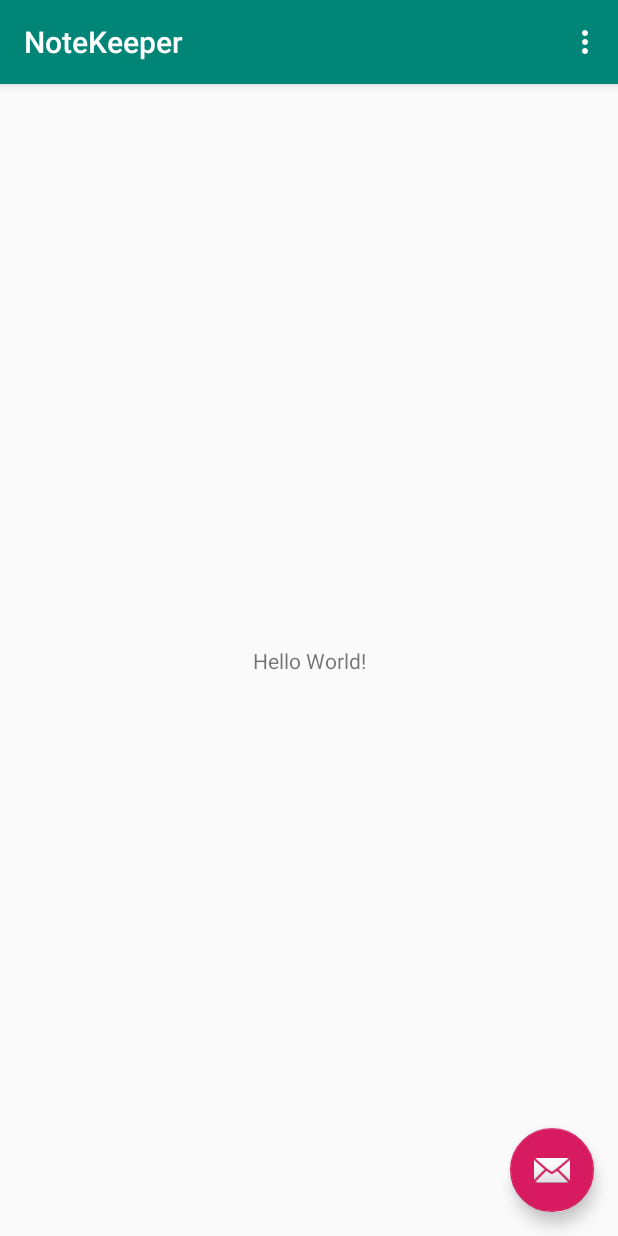
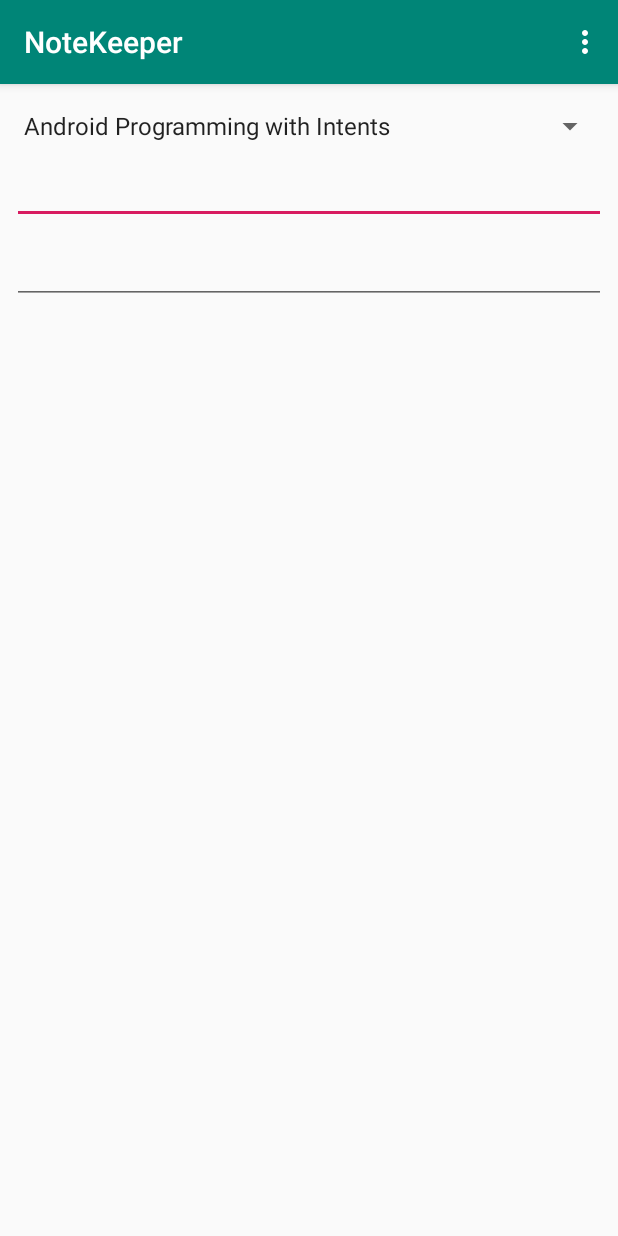
Before and after one commit to ArturKardas/NoteApp, an Android app: the screen it shows after launch (NoteActivity), on a phone screen of 412 x 824 dp. Run offline under Robolectric (Android 15) with nearby library versions, the phone set to English and light mode, and no system bars.

Commit message:
After 3 modules

```diff
--- /dev/null
+++ b/app/src/main/java/com/example/notekeeper/CourseInfo.java
@@ -0,0 +1,108 @@
+package com.example.notekeeper;
+
+import android.database.Cursor;
+import android.os.Parcel;
+import android.os.Parcelable;
+
+import java.util.ArrayList;
+import java.util.List;
+
+public final class CourseInfo implements Parcelable {
+    private final String mCourseId;
+    private final String mTitle;
+    private final List<ModuleInfo> mModules;
+
+    public CourseInfo(String courseId, String title, List<ModuleInfo> modules) {
+        mCourseId = courseId;
+        mTitle = title;
+        mModules = modules;
+    }
+
+    private CourseInfo(Parcel source) {
+        mCourseId = source.readString();
+        mTitle = source.readString();
+        mModules = new ArrayList<>();
+        source.readTypedList(mModules, ModuleInfo.CREATOR);
+    }
+
+    public String getCourseId() {
+        return mCourseId;
+    }
+
+    public String getTitle() {
+        return mTitle;
+    }
+
+    public List<ModuleInfo> getModules() {
+        return mModules;
+    }
+
+    public boolean[] getModulesCompletionStatus() {
+        boolean[] status = new boolean[mModules.size()];
+
+        for(int i=0; i < mModules.size(); i++)
+            status[i] = mModules.get(i).isComplete();
+
+        return status;
+    }
+
+    public void setModulesCompletionStatus(boolean[] status) {
+        for(int i=0; i < mModules.size(); i++)
+            mModules.get(i).setComplete(status[i]);
+    }
+
+    public ModuleInfo getModule(String moduleId) {
+        for(ModuleInfo moduleInfo: mModules) {
+            if(moduleId.equals(moduleInfo.getModuleId()))
+                return moduleInfo;
+        }
+        return null;
+    }
+
+    @Override
+    public String toString() {
+        return mTitle;
+    }
+
+    @Override
+    public boolean equals(Object o) {
+        if (this == o) return true;
+        if (o == null || getClass() != o.getClass()) return false;
+
+        CourseInfo that = (CourseInfo) o;
+
+        return mCourseId.equals(that.mCourseId);
+
+    }
+
+    @Override
+    public int hashCode() {
+        return mCourseId.hashCode();
+    }
+    @Override
+    public int describeContents() {
+        return 0;
+    }
+
+    @Override
+    public void writeToParcel(Parcel dest, int flags) {
+        dest.writeString(mCourseId);
+        dest.writeString(mTitle);
+        dest.writeTypedList(mModules);
+    }
+
+    public static final Parcelable.Creator<CourseInfo> CREATOR =
+            new Parcelable.Creator<CourseInfo>() {
+
+                @Override
+                public CourseInfo createFromParcel(Parcel source) {
+                    return new CourseInfo(source);
+                }
+
+                @Override
+                public CourseInfo[] newArray(int size) {
+                    return new CourseInfo[size];
+                }
+            };
+
+}
--- /dev/null
+++ b/app/src/main/java/com/example/notekeeper/DataManager.java
@@ -0,0 +1,194 @@
+package com.example.notekeeper;
+
+import java.util.ArrayList;
+import java.util.List;
+
+public class DataManager {
+    private static DataManager ourInstance = null;
+
+    private List<CourseInfo> mCourses = new ArrayList<>();
+    private List<NoteInfo> mNotes = new ArrayList<>();
+
+    public static DataManager getInstance() {
+        if(ourInstance == null) {
+            ourInstance = new DataManager();
+            ourInstance.initializeCourses();
+            ourInstance.initializeExampleNotes();
+        }
+        return ourInstance;
+    }
+
+    public String getCurrentUserName() {
+        return "Jim Wilson";
+    }
+
+    public String getCurrentUserEmail() {
+        return "jimw@jwhh.com";
+    }
+
+    public List<NoteInfo> getNotes() {
+        return mNotes;
+    }
+
+    public int createNewNote() {
+        NoteInfo note = new NoteInfo(null, null, null);
+        mNotes.add(note);
+        return mNotes.size() - 1;
+    }
+
+    public int findNote(NoteInfo note) {
+        for(int index = 0; index < mNotes.size(); index++) {
+            if(note.equals(mNotes.get(index)))
+                return index;
+        }
+
+        return -1;
+    }
+
+    public void removeNote(int index) {
+        mNotes.remove(index);
+    }
+
+    public List<CourseInfo> getCourses() {
+        return mCourses;
+    }
+
+    public CourseInfo getCourse(String id) {
+        for (CourseInfo course : mCourses) {
+            if (id.equals(course.getCourseId()))
+                return course;
+        }
+        return null;
+    }
+
+    public List<NoteInfo> getNotes(CourseInfo course) {
+        ArrayList<NoteInfo> notes = new ArrayList<>();
+        for(NoteInfo note:mNotes) {
+            if(course.equals(note.getCourse()))
+                notes.add(note);
+        }
+        return notes;
+    }
+
+    public int getNoteCount(CourseInfo course) {
+        int count = 0;
+        for(NoteInfo note:mNotes) {
+            if(course.equals(note.getCourse()))
+                count++;
+        }
+        return count;
+    }
+
+    private DataManager() {
+    }
+
+    //region Initialization code
+
+    private void initializeCourses() {
+        mCourses.add(initializeCourse1());
+        mCourses.add(initializeCourse2());
+        mCourses.add(initializeCourse3());
+        mCourses.add(initializeCourse4());
+    }
+
+    public void initializeExampleNotes() {
+        final DataManager dm = getInstance();
+
+        CourseInfo course = dm.getCourse("android_intents");
+        course.getModule("android_intents_m01").setComplete(true);
+        course.getModule("android_intents_m02").setComplete(true);
+        course.getModule("android_intents_m03").setComplete(true);
+        mNotes.add(new NoteInfo(course, "Dynamic intent resolution",
+                "Wow, intents allow components to be resolved at runtime"));
+        mNotes.add(new NoteInfo(course, "Delegating intents",
+                "PendingIntents are powerful; they delegate much more than just a component invocation"));
+
+        course = dm.getCourse("android_async");
+        course.getModule("android_async_m01").setComplete(true);
+        course.getModule("android_async_m02").setComplete(true);
+        mNotes.add(new NoteInfo(course, "Service default threads",
+                "Did you know that by default an Android Service will tie up the UI thread?"));
+        mNotes.add(new NoteInfo(course, "Long running operations",
+                "Foreground Services can be tied to a notification icon"));
+
+        course = dm.getCourse("java_lang");
+        course.getModule("java_lang_m01").setComplete(true);
+        course.getModule("java_lang_m02").setComplete(true);
+        course.getModule("java_lang_m03").setComplete(true);
+        course.getModule("java_lang_m04").setComplete(true);
+        course.getModule("java_lang_m05").setComplete(true);
+        course.getModule("java_lang_m06").setComplete(true);
+        course.getModule("java_lang_m07").setComplete(true);
+        mNotes.add(new NoteInfo(course, "Parameters",
+                "Leverage variable-length parameter lists"));
+        mNotes.add(new NoteInfo(course, "Anonymous classes",
+                "Anonymous classes simplify implementing one-use types"));
+
+        course = dm.getCourse("java_core");
+        course.getModule("java_core_m01").setComplete(true);
+        course.getModule("java_core_m02").setComplete(true);
+        course.getModule("java_core_m03").setComplete(true);
+        mNotes.add(new NoteInfo(course, "Compiler options",
+                "The -jar option isn't compatible with with the -cp option"));
+        mNotes.add(new NoteInfo(course, "Serialization",
+                "Remember to include SerialVersionUID to assure version compatibility"));
+    }
+
+    private CourseInfo initializeCourse1() {
+        List<ModuleInfo> modules = new ArrayList<>();
+        modules.add(new ModuleInfo("android_intents_m01", "Android Late Binding and Intents"));
+        modules.add(new ModuleInfo("android_intents_m02", "Component activation with intents"));
+        modules.add(new ModuleInfo("android_intents_m03", "Delegation and Callbacks through PendingIntents"));
+        modules.add(new ModuleInfo("android_intents_m04", "IntentFilter data tests"));
+        modules.add(new ModuleInfo("android_intents_m05", "Working with Platform Features Through Intents"));
+
+        return new CourseInfo("android_intents", "Android Programming with Intents", modules);
+    }
+
+    private CourseInfo initializeCourse2() {
+        List<ModuleInfo> modules = new ArrayList<>();
+        modules.add(new ModuleInfo("android_async_m01", "Challenges to a responsive user experience"));
+        modules.add(new ModuleInfo("android_async_m02", "Implementing long-running operations as a service"));
+        modules.add(new ModuleInfo("android_async_m03", "Service lifecycle management"));
+        modules.add(new ModuleInfo("android_async_m04", "Interacting with services"));
+
+        return new CourseInfo("android_async", "Android Async Programming and Services", modules);
+    }
+
+    private CourseInfo initializeCourse3() {
+        List<ModuleInfo> modules = new ArrayList<>();
+        modules.add(new ModuleInfo("java_lang_m01", "Introduction and Setting up Your Environment"));
+        modules.add(new ModuleInfo("java_lang_m02", "Creating a Simple App"));
+        modules.add(new ModuleInfo("java_lang_m03", "Variables, Data Types, and Math Operators"));
+        modules.add(new ModuleInfo("java_lang_m04", "Conditional Logic, Looping, and Arrays"));
+        modules.add(new ModuleInfo("java_lang_m05", "Representing Complex Types with Classes"));
+        modules.add(new ModuleInfo("java_lang_m06", "Class Initializers and Constructors"));
+        modules.add(new ModuleInfo("java_lang_m07", "A Closer Look at Parameters"));
+        modules.add(new ModuleInfo("java_lang_m08", "Class Inheritance"));
+        modules.add(new ModuleInfo("java_lang_m09", "More About Data Types"));
+        modules.add(new ModuleInfo("java_lang_m10", "Exceptions and Error Handling"));
+        modules.add(new ModuleInfo("java_lang_m11", "Working with Packages"));
+        modules.add(new ModuleInfo("java_lang_m12", "Creating Abstract Relationships with Interfaces"));
+        modules.add(new ModuleInfo("java_lang_m13", "Static Members, Nested Types, and Anonymous Classes"));
+
+        return new CourseInfo("java_lang", "Java Fundamentals: The Java Language", modules);
+    }
+
+    private CourseInfo initializeCourse4() {
+        List<ModuleInfo> modules = new ArrayList<>();
+        modules.add(new ModuleInfo("java_core_m01", "Introduction"));
+        modules.add(new ModuleInfo("java_core_m02", "Input and Output with Streams and Files"));
+        modules.add(new ModuleInfo("java_core_m03", "String Formatting and Regular Expressions"));
+        modules.add(new ModuleInfo("java_core_m04", "Working with Collections"));
+        modules.add(new ModuleInfo("java_core_m05", "Controlling App Execution and Environment"));
+        modules.add(new ModuleInfo("java_core_m06", "Capturing Application Activity with the Java Log System"));
+        modules.add(new ModuleInfo("java_core_m07", "Multithreading and Concurrency"));
+        modules.add(new ModuleInfo("java_core_m08", "Runtime Type Information and Reflection"));
+        modules.add(new ModuleInfo("java_core_m09", "Adding Type Metadata with Annotations"));
+        modules.add(new ModuleInfo("java_core_m10", "Persisting Objects with Serialization"));
+
+        return new CourseInfo("java_core", "Java Fundamentals: The Core Platform", modules);
+    }
+    //endregion
+
+}
--- /dev/null
+++ b/app/src/main/java/com/example/notekeeper/ModuleInfo.java
@@ -0,0 +1,89 @@
+package com.example.notekeeper;
+
+import android.os.Parcel;
+import android.os.Parcelable;
+
+public final class ModuleInfo implements Parcelable {
+    private final String mModuleId;
+    private final String mTitle;
+    private boolean mIsComplete = false;
+
+    public ModuleInfo(String moduleId, String title) {
+        this(moduleId, title, false);
+    }
+
+    public ModuleInfo(String moduleId, String title, boolean isComplete) {
+        mModuleId = moduleId;
+        mTitle = title;
+        mIsComplete = isComplete;
+    }
+
+    private ModuleInfo(Parcel source) {
+        mModuleId = source.readString();
+        mTitle = source.readString();
+        mIsComplete = source.readByte() == 1;
+    }
+
+    public String getModuleId() {
+        return mModuleId;
+    }
+
+    public String getTitle() {
+        return mTitle;
+    }
+
+    public boolean isComplete() {
+        return mIsComplete;
+    }
+
+    public void setComplete(boolean complete) {
+        mIsComplete = complete;
+    }
+
+    @Override
+    public String toString() {
+        return mTitle;
+    }
+
+    @Override
+    public boolean equals(Object o) {
+        if (this == o) return true;
+        if (o == null || getClass() != o.getClass()) return false;
+
+        ModuleInfo that = (ModuleInfo) o;
+
+        return mModuleId.equals(that.mModuleId);
+    }
+
+    @Override
+    public int hashCode() {
+        return mModuleId.hashCode();
+    }
+
+    @Override
+    public int describeContents() {
+        return 0;
+    }
+
+    @Override
+    public void writeToParcel(Parcel dest, int flags) {
+        dest.writeString(mModuleId);
+        dest.writeString(mTitle);
+        dest.writeByte((byte)(mIsComplete ? 1 : 0));
+    }
+
+    public static final Parcelable.Creator<ModuleInfo> CREATOR =
+            new Parcelable.Creator<ModuleInfo>() {
+
+                @Override
+                public ModuleInfo createFromParcel(Parcel source) {
+                    return new ModuleInfo(source);
+                }
+
+                @Override
+                public ModuleInfo[] newArray(int size) {
+                    return new ModuleInfo[size];
+                }
+            };
+
+}
--- a/app/src/main/java/com/example/notekeeper/NoteActivity.java
+++ b/app/src/main/java/com/example/notekeeper/NoteActivity.java
@@ -11,6 +11,10 @@ import androidx.appcompat.widget.Toolbar;
 import android.view.View;
 import android.view.Menu;
 import android.view.MenuItem;
+import android.widget.ArrayAdapter;
+import android.widget.Spinner;
+
+import java.util.List;
 
 public class NoteActivity extends AppCompatActivity {
 
@@ -21,14 +25,15 @@ public class NoteActivity extends AppCompatActivity {
         Toolbar toolbar = findViewById(R.id.toolbar);
         setSupportActionBar(toolbar);
 
-        FloatingActionButton fab = findViewById(R.id.fab);
-        fab.setOnClickListener(new View.OnClickListener() {
-            @Override
-            public void onClick(View view) {
-                Snackbar.make(view, "Replace with your own action", Snackbar.LENGTH_LONG)
-                        .setAction("Action", null).show();
-            }
-        });
+        Spinner spinnerCourses = findViewById(R.id.spinner_courses);
+
+        List<CourseInfo> courses = DataManager.getInstance().getCourses();
+        ArrayAdapter<CourseInfo> adapterCourses =
+                new ArrayAdapter<>(this, android.R.layout.simple_spinner_item, courses);
+
+        adapterCourses.setDropDownViewResource(android.R.layout.simple_spinner_dropdown_item);
+        spinnerCourses.setAdapter(adapterCourses);
+
     }
 
     @Override
--- /dev/null
+++ b/app/src/main/java/com/example/notekeeper/NoteInfo.java
@@ -0,0 +1,65 @@
+package com.example.notekeeper;
+
+import android.os.Parcel;
+import android.os.Parcelable;
+
+public final class NoteInfo {
+    private CourseInfo mCourse;
+    private String mTitle;
+    private String mText;
+
+    public NoteInfo(CourseInfo course, String title, String text) {
+        mCourse = course;
+        mTitle = title;
+        mText = text;
+    }
+
+    public CourseInfo getCourse() {
+        return mCourse;
+    }
+
+    public void setCourse(CourseInfo course) {
+        mCourse = course;
+    }
+
+    public String getTitle() {
+        return mTitle;
+    }
+
+    public void setTitle(String title) {
+        mTitle = title;
+    }
+
+    public String getText() {
+        return mText;
+    }
+
+    public void setText(String text) {
+        mText = text;
+    }
+
+    private String getCompareKey() {
+        return mCourse.getCourseId() + "|" + mTitle + "|" + mText;
+    }
+
+    @Override
+    public boolean equals(Object o) {
+        if (this == o) return true;
+        if (o == null || getClass() != o.getClass()) return false;
+
+        NoteInfo that = (NoteInfo) o;
+
+        return getCompareKey().equals(that.getCompareKey());
+    }
+
+    @Override
+    public int hashCode() {
+        return getCompareKey().hashCode();
+    }
+
+    @Override
+    public String toString() {
+        return getCompareKey();
+    }
+
+}
--- a/app/src/main/res/layout/activity_note.xml
+++ b/app/src/main/res/layout/activity_note.xml
@@ -22,12 +22,4 @@
 
     <include layout="@layout/content_note" />
 
-    <com.google.android.material.floatingactionbutton.FloatingActionButton
-        android:id="@+id/fab"
-        android:layout_width="wrap_content"
-        android:layout_height="wrap_content"
-        android:layout_gravity="bottom|end"
-        android:layout_margin="@dimen/fab_margin"
-        app:srcCompat="@android:drawable/ic_dialog_email" />
-
 </androidx.coordinatorlayout.widget.CoordinatorLayout>
--- a/app/src/main/res/layout/content_note.xml
+++ b/app/src/main/res/layout/content_note.xml
@@ -8,13 +8,38 @@
     tools:context=".NoteActivity"
     tools:showIn="@layout/activity_note">
 
-    <TextView
-        android:layout_width="wrap_content"
+    <Spinner
+        android:id="@+id/spinner_courses"
+        android:layout_width="0dp"
         android:layout_height="wrap_content"
-        android:text="Hello World!"
-        app:layout_constraintBottom_toBottomOf="parent"
-        app:layout_constraintLeft_toLeftOf="parent"
-        app:layout_constraintRight_toRightOf="parent"
+        android:layout_marginStart="8dp"
+        android:layout_marginTop="16dp"
+        android:layout_marginEnd="8dp"
+        app:layout_constraintEnd_toEndOf="parent"
+        app:layout_constraintStart_toStartOf="parent"
         app:layout_constraintTop_toTopOf="parent" />
 
+    <EditText
+        android:id="@+id/text_note_title"
+        android:layout_width="0dp"
+        android:layout_height="wrap_content"
+        android:layout_marginTop="8dp"
+        android:ems="10"
+        android:gravity="start|top"
+        android:inputType="textMultiLine"
+        app:layout_constraintEnd_toEndOf="@+id/spinner_courses"
+        app:layout_constraintStart_toStartOf="@+id/spinner_courses"
+        app:layout_constraintTop_toBottomOf="@+id/spinner_courses" />
+
+    <EditText
+        android:id="@+id/text_note_text"
+        android:layout_width="0dp"
+        android:layout_height="wrap_content"
+        android:layout_marginTop="8dp"
+        android:ems="10"
+        android:gravity="start|top"
+        android:inputType="textMultiLine"
+        app:layout_constraintEnd_toEndOf="@+id/text_note_title"
+        app:layout_constraintStart_toStartOf="@+id/text_note_title"
+        app:layout_constraintTop_toBottomOf="@+id/text_note_title" />
 </androidx.constraintlayout.widget.ConstraintLayout>
```
